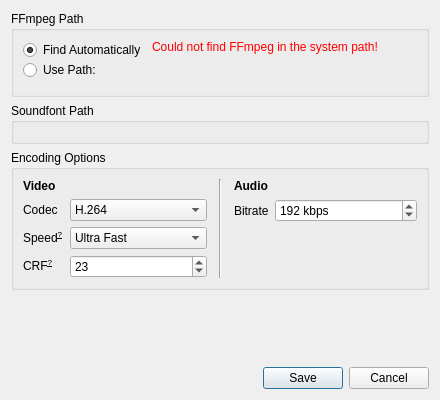
Above: gui/src/optionsdialog.ui from Robert-Furth/Osmium before the change. Below: the same form after it.
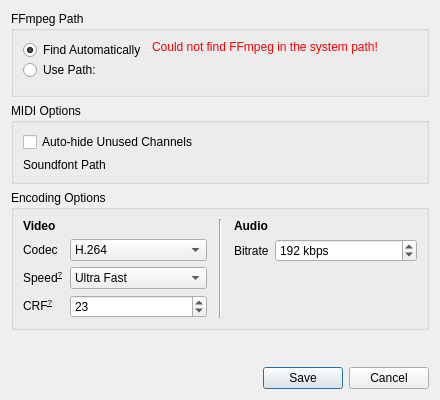
That is the form after the change. Custom widgets are drawn as their Qt base class.

Commit message: Add option to disable channel auto-hide

```diff
--- a/gui/src/optionsdialog.ui
+++ b/gui/src/optionsdialog.ui
@@ -116,10 +116,17 @@
    <item>
     <widget class="QGroupBox" name="groupBox_3">
      <property name="title">
-      <string>Soundfont Path</string>
+      <string>MIDI Options</string>
      </property>
-     <layout class="QVBoxLayout" name="verticalLayout_2">
-      <item>
+     <layout class="QFormLayout" name="formLayout_3">
+      <item row="1" column="0">
+       <widget class="QLabel" name="label">
+        <property name="text">
+         <string>Soundfont Path</string>
+        </property>
+       </widget>
+      </item>
+      <item row="1" column="1">
        <widget class="controls::PathChooser" name="pcSoundfontPath" native="true">
         <property name="focusPolicy">
          <enum>Qt::FocusPolicy::TabFocus</enum>
@@ -129,6 +136,13 @@
         </property>
        </widget>
       </item>
+      <item row="0" column="0" colspan="2">
+       <widget class="QCheckBox" name="chbAutohideUnused">
+        <property name="text">
+         <string>Auto-hide Unused Channels</string>
+        </property>
+       </widget>
+      </item>
      </layout>
     </widget>
    </item>
```
The commit also changes 4 other files.
